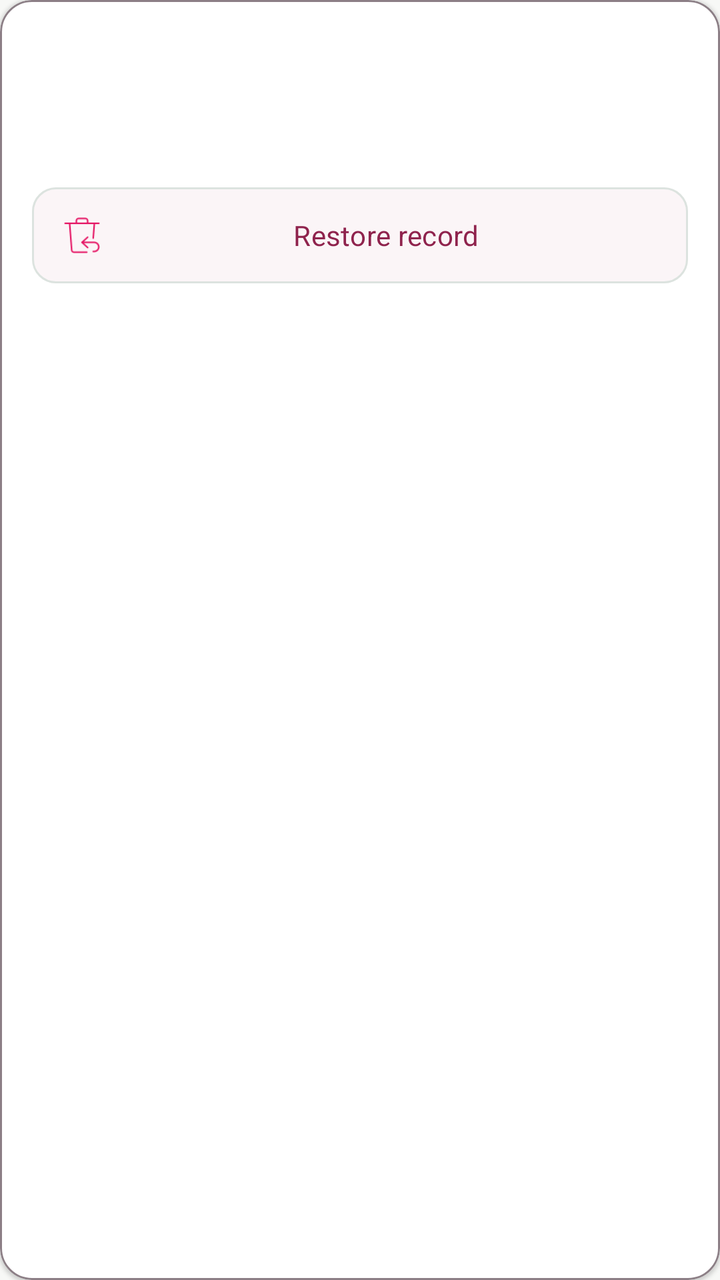
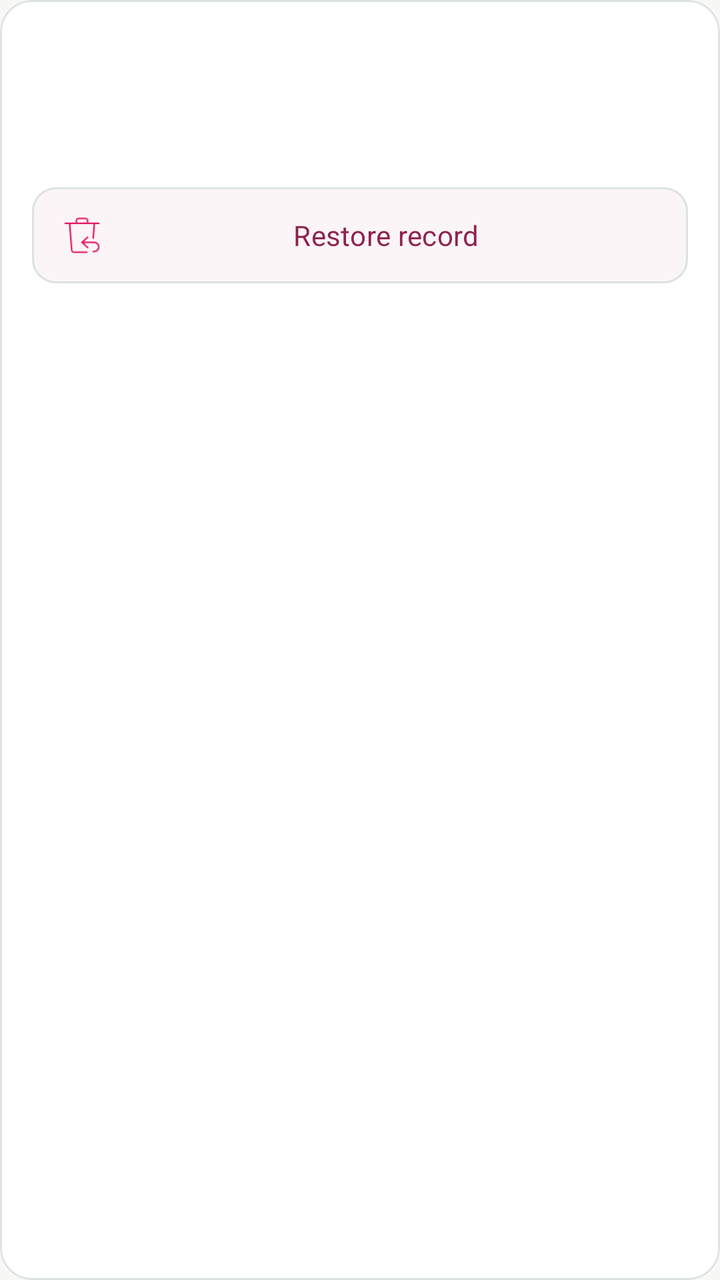

Compare the two renders of this Android layout. The source of the first and the diff that turns it into the second are given below.
<!-- AndroidManifest.xml: application theme Theme.DragonView -->
<!-- res/layout/item_archived_record.xml -->
<?xml version="1.0" encoding="utf-8"?>
<com.google.android.material.card.MaterialCardView
    xmlns:android="http://schemas.android.com/apk/res/android"
    xmlns:app="http://schemas.android.com/apk/res-auto"
    android:layout_width="match_parent"
    android:layout_height="wrap_content"
    android:layout_marginTop="6dp"
    android:layout_marginBottom="6dp"
    app:cardBackgroundColor="@color/neo_surface_high"
    app:cardCornerRadius="16dp"
    app:cardElevation="1dp"
    app:strokeColor="@color/dragon_outline"
    app:strokeWidth="1dp">

    <LinearLayout
        android:layout_width="match_parent"
        android:layout_height="wrap_content"
        android:orientation="vertical"
        android:padding="16dp">

        <TextView
            android:id="@+id/typeText"
            android:layout_width="match_parent"
            android:layout_height="wrap_content"
            android:textColor="@color/dragon_magenta"
            android:textSize="12sp"
            android:textStyle="bold" />

        <TextView
            android:id="@+id/titleText"
            android:layout_width="match_parent"
            android:layout_height="wrap_content"
            android:layout_marginTop="4dp"
            android:textColor="@color/ink"
            android:textSize="17sp"
            android:textStyle="bold" />

        <TextView
            android:id="@+id/detailsText"
            android:layout_width="match_parent"
            android:layout_height="wrap_content"
            android:layout_marginTop="5dp"
            android:textColor="@color/muted_ink"
            android:textSize="13sp" />

        <com.google.android.material.button.MaterialButton
            android:id="@+id/restoreButton"
            style="@style/Widget.DragonView.Button.Outlined"
            android:layout_width="match_parent"
            android:layout_height="48dp"
            android:layout_marginTop="12dp"
            android:text="Restore record"
            app:icon="@drawable/icon_streamline_recently_removed" />
    </LinearLayout>
</com.google.android.material.card.MaterialCardView>
<!-- resources referenced by this layout -->
<resources>
  <color name="dragon_magenta">#E51564</color>
  <color name="dragon_outline">#8C7F86</color>
  <color name="ink">#211A1E</color>
  <color name="muted_ink">#59635E</color>
  <color name="neo_surface_high">#FFFFFF</color>
  <style name="Theme.DragonView" parent="Theme.DragonView.Base" />
  <style name="ShapeAppearance.DragonView.Small" parent="ShapeAppearance.Material3.Corner.Small">
          <item name="cornerFamily">rounded</item>
          <item name="cornerSize">12dp</item>
      </style>
  <dimen name="button_height">52dp</dimen>
  <dimen name="touch_target">48dp</dimen>
  <color name="neo_highlight">#DCE3DF</color>
  <color name="focus_ripple">#207D1F43</color>
  <color name="on_accent">#FFFFFF</color>
  <color name="dragon_surface_variant">@color/plum_mist_100</color>
  <color name="dragon_magenta_dark">#C50E55</color>
  <color name="dragon_green">#159C50</color>
  <color name="dragon_green_soft">#E4F7EB</color>
  <color name="black">@color/ink</color>
  <color name="dragon_yellow">#9A6514</color>
  <color name="dragon_yellow_soft">#FFF0D5</color>
  <color name="dragon_surface">@color/warm_ivory</color>
  <color name="dragon_error">#B3261E</color>
  <color name="fifo_urgent_soft">#F8DEDC</color>
  <style name="Widget.DragonView.Card" parent="Widget.Material3.CardView.Filled">
          <item name="cardBackgroundColor">@color/neo_surface_high</item>
          <item name="cardCornerRadius">20dp</item>
          <item name="cardElevation">1dp</item>
          <item name="strokeColor">@color/neo_highlight</item>
          <item name="strokeWidth">1dp</item>
      </style>
  <style name="ShapeAppearance.DragonView.Medium" parent="ShapeAppearance.Material3.Corner.Medium">
          <item name="cornerFamily">rounded</item>
          <item name="cornerSize">16dp</item>
      </style>
  <style name="ShapeAppearance.DragonView.Large" parent="ShapeAppearance.Material3.Corner.Large">
          <item name="cornerFamily">rounded</item>
          <item name="cornerSize">20dp</item>
      </style>
  <style name="TextAppearance.DragonView.HeadlineSmall" parent="TextAppearance.Material3.HeadlineSmall">
          <item name="android:fontFamily">sans-serif-medium</item>
          <item name="android:textColor">@color/ink</item>
          <item name="android:textSize">24sp</item>
          <item name="android:letterSpacing">-0.01</item>
      </style>
  <style name="TextAppearance.DragonView.TitleLarge" parent="TextAppearance.Material3.TitleLarge">
          <item name="android:fontFamily">sans-serif-medium</item>
          <item name="android:textColor">@color/ink</item>
          <item name="android:textSize">20sp</item>
          <item name="android:letterSpacing">-0.01</item>
      </style>
  <style name="TextAppearance.DragonView.TitleMedium" parent="TextAppearance.Material3.TitleMedium">
          <item name="android:fontFamily">sans-serif-medium</item>
          <item name="android:textColor">@color/ink</item>
          <item name="android:textSize">16sp</item>
          <item name="android:letterSpacing">0</item>
      </style>
  <style name="TextAppearance.DragonView.BodyLarge" parent="TextAppearance.Material3.BodyLarge">
          <item name="android:fontFamily">sans-serif</item>
          <item name="android:textColor">@color/ink</item>
          <item name="android:textSize">16sp</item>
          <item name="android:lineSpacingExtra">4dp</item>
      </style>
  <style name="TextAppearance.DragonView.BodyMedium" parent="TextAppearance.Material3.BodyMedium">
          <item name="android:fontFamily">sans-serif</item>
          <item name="android:textColor">@color/muted_ink</item>
          <item name="android:textSize">14sp</item>
          <item name="android:lineSpacingExtra">3dp</item>
      </style>
  <color name="warm_ivory">#F7F8F6</color>
  <color name="neo_surface_low">#F0F3F1</color>
  <color name="white">#FFFFFF</color>
  <color name="plum_orchid_400">#D86892</color>
  <color name="plum_mist_100">#F7E2EA</color>
  <!-- unchanged entries left out for length: 6 -->
</resources>

<!-- the commit's change to res/layout/item_archived_record.xml (unified diff, before → after) -->
@@ -8,8 +8,8 @@
     android:layout_marginBottom="6dp"
     app:cardBackgroundColor="@color/neo_surface_high"
     app:cardCornerRadius="16dp"
-    app:cardElevation="1dp"
-    app:strokeColor="@color/dragon_outline"
+    app:cardElevation="0dp"
+    app:strokeColor="@color/neo_highlight"
     app:strokeWidth="1dp">
 
     <LinearLayout
<!-- resource entries referenced after the edit -->
@@ -17,7 +17,7 @@
   <color name="on_accent">#FFFFFF</color>
   <color name="dragon_surface_variant">@color/plum_mist_100</color>
   <color name="dragon_magenta_dark">#C50E55</color>
-  <color name="dragon_green">#159C50</color>
+  <color name="dragon_green">#0D7F40</color>
   <color name="dragon_green_soft">#E4F7EB</color>
   <color name="black">@color/ink</color>
   <color name="dragon_yellow">#9A6514</color>
